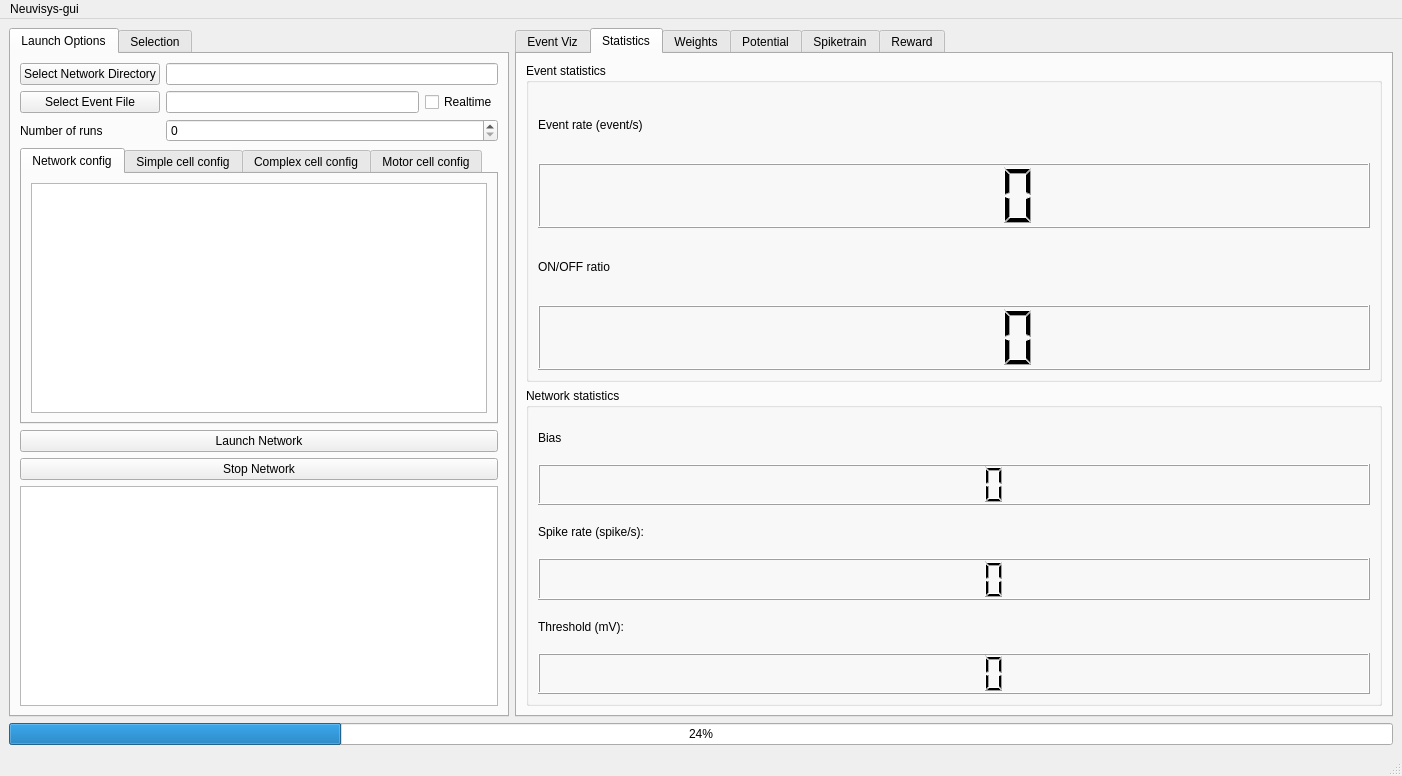
Before: the Qt Designer form src/gui/neuvisysgui.ui in comsee-research/Neuvisys, drawn with Qt 5.
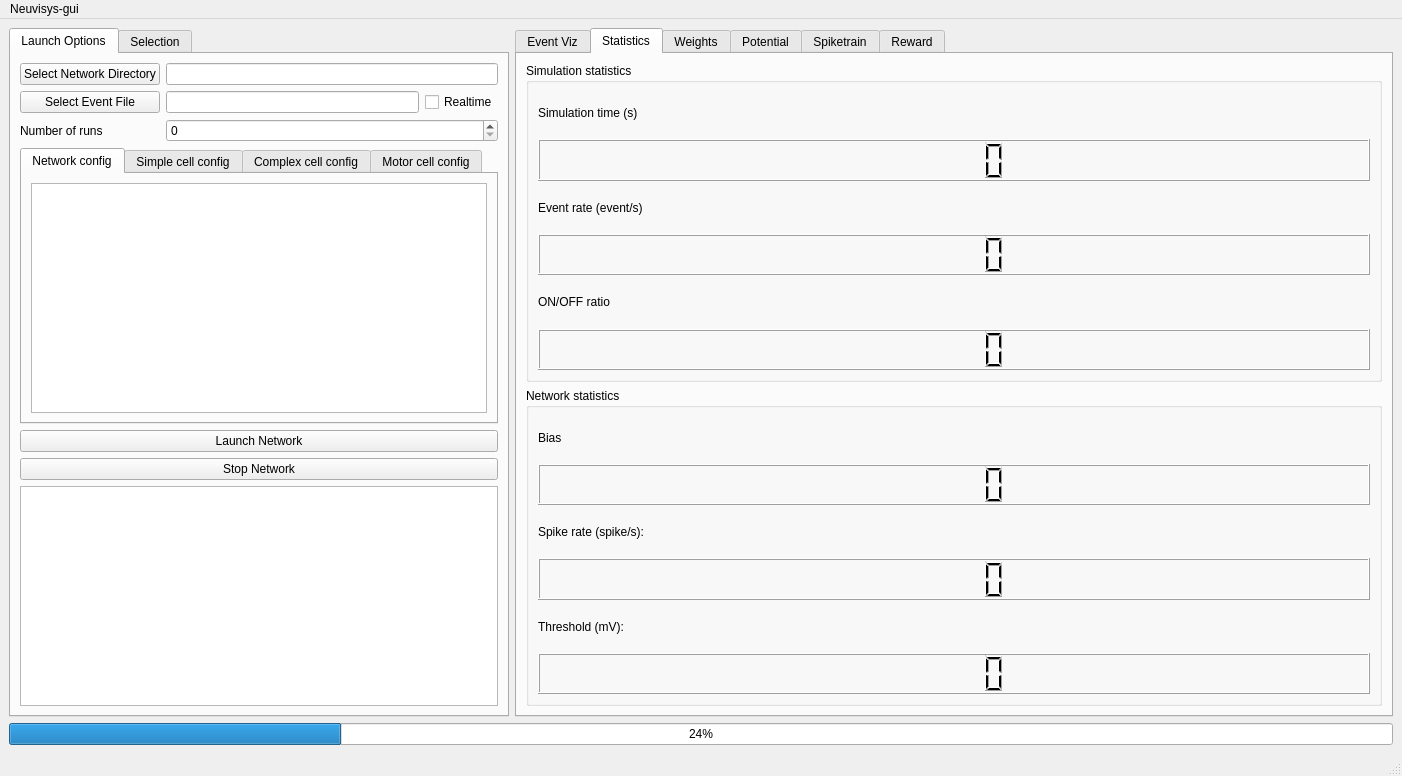
After: the same form once the commit is applied. Custom widgets are drawn as their Qt base class.

```diff
--- a/src/gui/neuvisysgui.ui
+++ b/src/gui/neuvisysgui.ui
@@ -94,31 +94,41 @@
         <item row="0" column="0">
          <widget class="QGroupBox" name="groupBox">
           <property name="title">
-           <string>Event statistics</string>
+           <string>Simulation statistics</string>
           </property>
           <layout class="QGridLayout" name="gridLayout_4">
            <item row="0" column="0">
             <layout class="QGridLayout" name="gridLayout_22">
              <item row="2" column="0">
-              <widget class="QLabel" name="label_on_off_ratio">
-               <property name="text">
-                <string>ON/OFF ratio</string>
-               </property>
-              </widget>
-             </item>
-             <item row="0" column="0">
               <widget class="QLabel" name="label_event_rate">
                <property name="text">
                 <string>Event rate (event/s)</string>
                </property>
               </widget>
              </item>
-             <item row="1" column="0">
-              <widget class="QLCDNumber" name="lcd_event_rate"/>
-             </item>
              <item row="3" column="0">
+              <widget class="QLCDNumber" name="lcd_event_rate"/>
+             </item>
+             <item row="5" column="0">
               <widget class="QLCDNumber" name="lcd_on_off_ratio"/>
              </item>
+             <item row="4" column="0">
+              <widget class="QLabel" name="label_on_off_ratio">
+               <property name="text">
+                <string>ON/OFF ratio</string>
+               </property>
+              </widget>
+             </item>
+             <item row="1" column="0">
+              <widget class="QLCDNumber" name="lcd_sim_time"/>
+             </item>
+             <item row="0" column="0">
+              <widget class="QLabel" name="label_sim_time">
+               <property name="text">
+                <string>Simulation time (s)</string>
+               </property>
+              </widget>
+             </item>
             </layout>
            </item>
           </layout>
```
Left out of the diff: 8 changed lines with no effect on the pictures.
